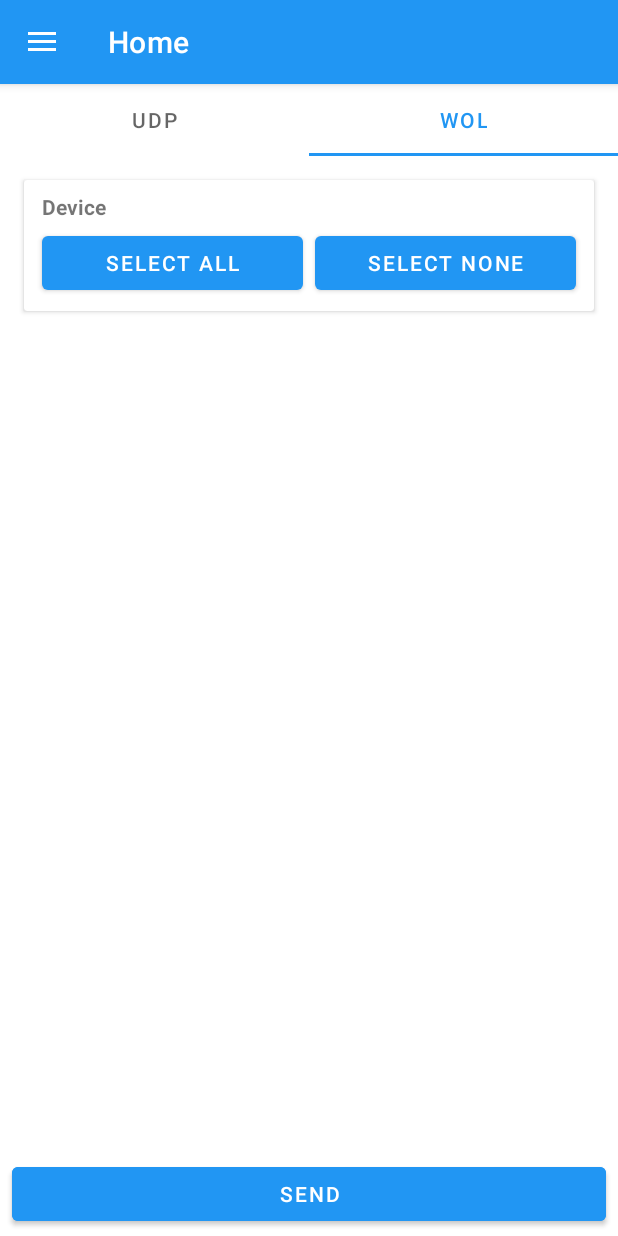
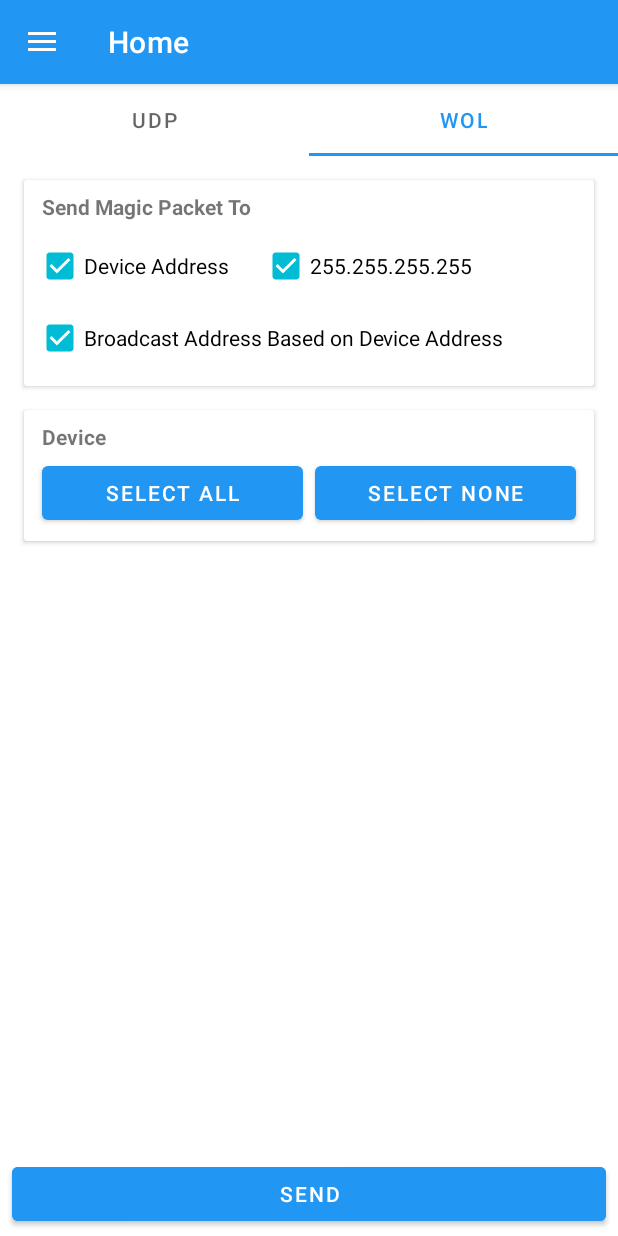
Before and after one commit to Konata09/UDPSender, an Android app: the screen it shows after launch (MainActivity), tab 2 chosen, on a phone screen of 412 x 824 dp. Run offline under Robolectric (Android 15) with nearby library versions, the light colour scheme and no system bars; our stand-ins replace Room's generated code, navigation-ui; 1 statement that could not run was skipped.

Commit message:
add WoL target address selection

```diff
--- a/udpsender/src/main/java/org/konata/udpsender/ui/home/WakeOnLanFragment.java
+++ b/udpsender/src/main/java/org/konata/udpsender/ui/home/WakeOnLanFragment.java
@@ -5,6 +5,7 @@ import android.view.LayoutInflater;
 import android.view.View;
 import android.view.ViewGroup;
 import android.widget.Button;
+import android.widget.CheckBox;
 
 import androidx.annotation.NonNull;
 import androidx.annotation.Nullable;
@@ -35,6 +36,15 @@ public class WakeOnLanFragment extends Fragment {
     public View onCreateView(@NonNull LayoutInflater inflater, @Nullable ViewGroup container, @Nullable Bundle savedInstanceState) {
         View v = inflater.inflate(R.layout.fragment_wake_on_lan, container, false);
         Button sendButton;
+        final CheckBox toDeviceAddress;
+        final CheckBox toBroadcastAddress;
+        final CheckBox toDeviceBroadcastAddress;
+
+        // magic packet 目标地址
+        toDeviceAddress = v.findViewById(R.id.woldeviceip);
+        toBroadcastAddress = v.findViewById(R.id.wolbroad255);
+        toDeviceBroadcastAddress = v.findViewById(R.id.woldevice255);
+
 
         // 设备多选列表
         recyclerView = v.findViewById(R.id.udppackettargetdevice);
@@ -49,6 +59,13 @@ public class WakeOnLanFragment extends Fragment {
         sendButton.setOnClickListener(new View.OnClickListener() {
             @Override
             public void onClick(View v) {
+                boolean toDeviceAddr = toDeviceAddress.isChecked();
+                boolean toBroadcast = toBroadcastAddress.isChecked();
+                boolean toDeviceBroadcast = toDeviceBroadcastAddress.isChecked();
+                if (!toDeviceAddr && !toBroadcast && !toDeviceBroadcast) {
+                    Snackbar.make(getView(), "You must specify at least one address", Snackbar.LENGTH_SHORT).show();
+                    return;
+                }
                 model = new ViewModelProvider(getActivity()).get(MyViewModel.class);
                 List<Device> targetDeviceList = new ArrayList<>();
                 targetDeviceList.clear();
@@ -58,7 +75,7 @@ public class WakeOnLanFragment extends Fragment {
                         targetDeviceList.add(holder.device);
                     }
                 }
-                model.getRepository().sendWoLPacket(targetDeviceList, new RepositoryCallback() {
+                model.getRepository().sendWoLPacket(targetDeviceList, toDeviceAddr, toBroadcast, toDeviceBroadcast, new RepositoryCallback() {
                     @Override
                     public void onComplete(Result result) {
                         if (result instanceof Result.Success) {
--- a/udpsender/src/main/res/layout/fragment_command.xml
+++ b/udpsender/src/main/res/layout/fragment_command.xml
@@ -14,7 +14,7 @@
         android:layout_height="wrap_content"
         android:layout_gravity="end|bottom"
         android:layout_margin="40dp"
-        app:backgroundTint="@color/colorAccent"
+        app:backgroundTint="@color/colorPrimary"
         app:tint="@android:color/white"
         android:src="@drawable/ic_baseline_add_24"
         />
--- a/udpsender/src/main/res/layout/fragment_device.xml
+++ b/udpsender/src/main/res/layout/fragment_device.xml
@@ -13,6 +13,8 @@
         android:layout_height="wrap_content"
         android:layout_gravity="end|bottom"
         android:layout_margin="40dp"
+        app:backgroundTint="@color/colorPrimary"
+        app:tint="@android:color/white"
         android:src="@drawable/ic_baseline_add_24" />
 
     <androidx.recyclerview.widget.RecyclerView
--- a/udpsender/src/main/res/layout/fragment_wake_on_lan.xml
+++ b/udpsender/src/main/res/layout/fragment_wake_on_lan.xml
@@ -16,6 +16,69 @@
             android:layout_height="wrap_content">
 
             <androidx.cardview.widget.CardView
+                android:id="@+id/woladdrcard"
+                android:layout_width="match_parent"
+                android:layout_height="wrap_content"
+                android:layout_marginStart="16dp"
+                android:layout_marginTop="16dp"
+                android:layout_marginEnd="16dp"
+                app:layout_constraintBottom_toTopOf="@id/devicecard"
+                app:layout_constraintEnd_toEndOf="parent"
+                app:layout_constraintStart_toStartOf="parent"
+                app:layout_constraintTop_toTopOf="parent">
+
+                <androidx.constraintlayout.widget.ConstraintLayout
+                    android:layout_width="match_parent"
+                    android:layout_height="wrap_content"
+                    android:paddingLeft="8dp"
+                    android:paddingTop="8dp"
+                    android:paddingRight="8dp"
+                    android:paddingBottom="8dp">
+
+                    <TextView
+                        android:id="@+id/devicetextview2"
+                        android:layout_width="wrap_content"
+                        android:layout_height="wrap_content"
+                        android:paddingStart="4dp"
+                        android:paddingBottom="6dp"
+                        android:text="Send Magic Packet To"
+                        android:textStyle="bold"
+                        app:layout_constraintStart_toStartOf="parent"
+                        app:layout_constraintTop_toTopOf="parent" />
+
+                    <CheckBox
+                        android:id="@+id/wolbroad255"
+                        android:layout_width="wrap_content"
+                        android:layout_height="match_parent"
+                        android:checked="true"
+                        android:text="255.255.255.255"
+                        app:layout_constraintEnd_toEndOf="@+id/woldevice255"
+                        app:layout_constraintStart_toEndOf="@+id/woldeviceip"
+                        app:layout_constraintTop_toBottomOf="@id/devicetextview2" />
+
+                    <CheckBox
+                        android:id="@+id/woldevice255"
+                        android:layout_width="wrap_content"
+                        android:layout_height="match_parent"
+                        android:checked="true"
+                        android:text="Broadcast Address Based on Device Address"
+                        app:layout_constraintStart_toStartOf="parent"
+                        app:layout_constraintTop_toBottomOf="@id/woldeviceip" />
+
+                    <CheckBox
+                        android:id="@+id/woldeviceip"
+                        android:layout_width="wrap_content"
+                        android:layout_height="match_parent"
+                        android:checked="true"
+                        android:text="Device Address"
+                        app:layout_constraintStart_toStartOf="parent"
+                        app:layout_constraintTop_toBottomOf="@id/devicetextview2" />
+
+                </androidx.constraintlayout.widget.ConstraintLayout>
+
+            </androidx.cardview.widget.CardView>
+
+            <androidx.cardview.widget.CardView
                 android:id="@+id/devicecard"
                 android:layout_width="match_parent"
                 android:layout_height="wrap_content"
@@ -26,7 +89,7 @@
                 app:layout_constraintBottom_toBottomOf="parent"
                 app:layout_constraintEnd_toEndOf="parent"
                 app:layout_constraintStart_toStartOf="parent"
-                app:layout_constraintTop_toTopOf="parent">
+                app:layout_constraintTop_toBottomOf="@id/woladdrcard">
 
                 <androidx.constraintlayout.widget.ConstraintLayout
                     android:layout_width="match_parent"
@@ -75,8 +138,8 @@
 
                 </androidx.constraintlayout.widget.ConstraintLayout>
 
+            </androidx.cardview.widget.CardView>
 
-            </androidx.cardview.widget.CardView>
 
         </androidx.constraintlayout.widget.ConstraintLayout>
     </androidx.core.widget.NestedScrollView>
```
Also changed, not shown: udpsender/src/main/java/org/konata/udpsender/Repository.java (+15 -3 lines), udpsender/src/main/res/layout/commanditem.xml (+9 -10 lines), udpsender/src/main/res/layout/deviceitem.xml (+13 -11 lines).
